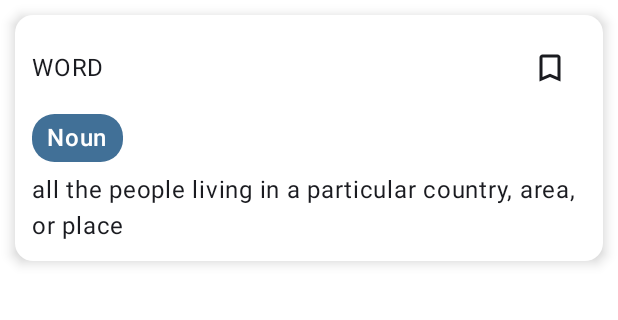
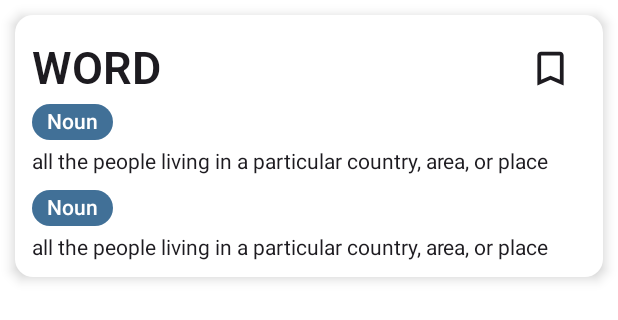
Before and after one commit to nhantq2005/English_Dictionary, an Android app built with Jetpack Compose: the @Preview function PreviewSaveWordItem, on a phone screen of 412 x 824 dp. Shown: the top 320 px of the screen. Run offline under Robolectric (Android 15) with nearby library versions, the phone set to English and light mode, and no system bars.

Commit message:
Custom UI

```diff
--- a/app/build.gradle.kts
+++ b/app/build.gradle.kts
@@ -65,6 +65,7 @@ dependencies {
     // Dagger - Hilt
     implementation("com.google.dagger:hilt-android:2.49")
     implementation("androidx.databinding:adapters:3.2.0-alpha11")
+//    implementation("androidx.compose.material3:material3-android:1.3.1")
     kapt("com.google.dagger:hilt-compiler:2.44")
     kapt("androidx.hilt:hilt-compiler:1.2.0")
     implementation("androidx.hilt:hilt-navigation-compose:1.2.0")
--- a/app/src/main/java/com/example/englishdictionary/feature_dictionary/presentation/components/SaveButton.kt
+++ b/app/src/main/java/com/example/englishdictionary/feature_dictionary/presentation/components/SaveButton.kt
@@ -1,5 +1,6 @@
 package com.example.englishdictionary.feature_dictionary.presentation.components
 
+import androidx.compose.foundation.layout.size
 import androidx.compose.material.icons.Icons
 import androidx.compose.material.icons.filled.Bookmark
 import androidx.compose.material.icons.filled.BookmarkBorder
@@ -10,12 +11,17 @@ import androidx.compose.runtime.getValue
 import androidx.compose.runtime.mutableStateOf
 import androidx.compose.runtime.remember
 import androidx.compose.runtime.setValue
+import androidx.compose.ui.Modifier
 import androidx.compose.ui.graphics.Color
 import androidx.compose.ui.tooling.preview.Preview
+import androidx.compose.ui.unit.Dp
+import androidx.compose.ui.unit.dp
 import com.example.englishdictionary.ui.theme.EnglishDictionaryTheme
 
 @Composable
-fun SaveButton() {
+fun SaveButton(
+    size:Dp
+) {
     var saveButtonState by remember {
         mutableStateOf(false)
     }
@@ -26,12 +32,14 @@ fun SaveButton() {
             Icon(
                 Icons.Default.Bookmark,
                 contentDescription = "Save icon",
-                tint = Color(0xFFF1EA20)
+                tint = Color(0xFFF1EA20),
+                modifier = Modifier.size(size)
             )
         } else {
             Icon(
                 Icons.Default.BookmarkBorder,
-                contentDescription = "Unsave icon"
+                contentDescription = "Unsave icon",
+                modifier = Modifier.size(size)
             )
         }
 
@@ -42,6 +50,6 @@ fun SaveButton() {
 @Composable
 fun ReviewSaveButton() {
     EnglishDictionaryTheme {
-        SaveButton()
+        SaveButton(20.dp)
     }
 }
--- /dev/null
+++ b/app/src/main/java/com/example/englishdictionary/feature_dictionary/presentation/detail_word_screen/DetailViewModel.kt
@@ -0,0 +1,4 @@
+package com.example.englishdictionary.feature_dictionary.presentation.detail_word_screen
+
+class DetailViewModel {
+}
--- /dev/null
+++ b/app/src/main/java/com/example/englishdictionary/feature_dictionary/presentation/main_screen/MainEvent.kt
@@ -0,0 +1,4 @@
+package com.example.englishdictionary.feature_dictionary.presentation.main_screen
+
+class MainEvent {
+}
--- /dev/null
+++ b/app/src/main/java/com/example/englishdictionary/feature_dictionary/presentation/main_screen/MainState.kt
@@ -0,0 +1,4 @@
+package com.example.englishdictionary.feature_dictionary.presentation.main_screen
+
+class MainState {
+}
--- a/app/src/main/java/com/example/englishdictionary/feature_dictionary/presentation/saved_words_screen/components/SaveWordItem.kt
+++ b/app/src/main/java/com/example/englishdictionary/feature_dictionary/presentation/saved_words_screen/components/SavedWordItem.kt
@@ -1,11 +1,9 @@
 package com.example.englishdictionary.feature_dictionary.presentation.saved_words_screen.components
 
 import androidx.compose.foundation.layout.Arrangement
-import androidx.compose.foundation.layout.Box
 import androidx.compose.foundation.layout.Column
 import androidx.compose.foundation.layout.Row
 import androidx.compose.foundation.layout.Spacer
-import androidx.compose.foundation.layout.fillMaxSize
 import androidx.compose.foundation.layout.fillMaxWidth
 import androidx.compose.foundation.layout.padding
 import androidx.compose.foundation.shape.RoundedCornerShape
@@ -19,12 +17,13 @@ import androidx.compose.ui.draw.shadow
 import androidx.compose.ui.graphics.Color
 import androidx.compose.ui.tooling.preview.Preview
 import androidx.compose.ui.unit.dp
+import androidx.compose.ui.unit.sp
 import com.example.englishdictionary.feature_dictionary.presentation.components.PartOfSpeechItem
 import com.example.englishdictionary.feature_dictionary.presentation.components.SaveButton
-import com.example.englishdictionary.ui.theme.EnglishDictionaryTheme
+import com.example.englishdictionary.ui.theme.AppTheme
 
 @Composable
-fun SaveWordItem(){
+fun SavedWordItem(){
     Card(
         modifier = Modifier
             .fillMaxWidth()
@@ -42,10 +41,16 @@ fun SaveWordItem(){
                 horizontalArrangement = Arrangement.SpaceBetween,
                 verticalAlignment = Alignment.CenterVertically
             ) {
-                Text(text = "WORD")
-                SaveButton()
+                Text(
+                    text = "WORD",
+                    style = AppTheme.appTypograhy.word.copy(fontSize = 30.sp)
+                )
+                SaveButton(size = 30.dp)
             }
+            PartOfSpeechItem(partOfSpeech = "Noun")
             Spacer(modifier = Modifier.padding(3.dp))
+            Text(text = "all the people living in a particular country, area, or place")
+            Spacer(modifier = Modifier.padding(5.dp))
             PartOfSpeechItem(partOfSpeech = "Noun")
             Spacer(modifier = Modifier.padding(3.dp))
             Text(text = "all the people living in a particular country, area, or place")
@@ -57,7 +62,7 @@ fun SaveWordItem(){
 @Preview(showBackground = true)
 @Composable
 fun PreviewSaveWordItem(){
-    EnglishDictionaryTheme {
-        SaveWordItem()
+    AppTheme {
+        SavedWordItem()
     }
 }
--- a/app/src/main/java/com/example/englishdictionary/ui/theme/AppColor.kt
+++ b/app/src/main/java/com/example/englishdictionary/ui/theme/AppColor.kt
@@ -13,7 +13,10 @@ data class AppColor(
     val right: Color = Color.Unspecified,
     val wrong: Color = Color.Unspecified,
     val saveButton: Color = Color.Unspecified,
-    val navIcon: Color = Color.Unspecified
+    val navIcon: Color = Color.Unspecified,
+    val flashcard: Color = Color.Unspecified,
+    val selectedItem: Color = Color.Unspecified,
+    val textField:Color = Color.Unspecified
 )
 
 val LocalAppColor = staticCompositionLocalOf {
--- a/app/src/main/java/com/example/englishdictionary/ui/theme/AppTheme.kt
+++ b/app/src/main/java/com/example/englishdictionary/ui/theme/AppTheme.kt
@@ -24,7 +24,7 @@ fun AppTheme(
         ),
         word = TextStyle(
             fontFamily = RobotoFamily,
-            fontWeight = FontWeight.Medium,
+            fontWeight = FontWeight.SemiBold,
             fontSize = 35.sp
         ),
         navLabel = TextStyle(
@@ -41,6 +41,11 @@ fun AppTheme(
             fontFamily = RobotoFamily,
             fontWeight = FontWeight.Normal,
             fontSize = 16.sp
+        ),
+        placeholder = TextStyle(
+            fontFamily = RobotoFamily,
+            fontWeight = FontWeight.Normal,
+            fontSize = 20.sp
         )
     )
 
@@ -54,7 +59,10 @@ fun AppTheme(
         saveButton = Color(0xFFF1EA20),
         right = Color(0xFF36CC00),
         wrong = Color(0xFFEA3323),
-        navIcon = Color(0xFF44464F)
+        navIcon = Color(0xFF44464F),
+        flashcard = Color.White,
+        selectedItem = Color(0xFFC1CFEE),
+        textField = Color(0xFFEDF3FF)
     )
 
     CompositionLocalProvider(
--- a/app/src/main/java/com/example/englishdictionary/ui/theme/AppTypography.kt
+++ b/app/src/main/java/com/example/englishdictionary/ui/theme/AppTypography.kt
@@ -3,13 +3,14 @@ package com.example.englishdictionary.ui.theme
 import androidx.compose.runtime.staticCompositionLocalOf
 import androidx.compose.ui.text.TextStyle
 
-data class AppTypography (
+data class AppTypography(
     val word: TextStyle = TextStyle.Default,
-    val partOfSpeech:TextStyle = TextStyle.Default,
-    val definition:TextStyle= TextStyle.Default,
-    val keyword:TextStyle= TextStyle.Default,
-    val title:TextStyle= TextStyle.Default,
-    val navLabel:TextStyle= TextStyle.Default
+    val partOfSpeech: TextStyle = TextStyle.Default,
+    val definition: TextStyle = TextStyle.Default,
+    val keyword: TextStyle = TextStyle.Default,
+    val title: TextStyle = TextStyle.Default,
+    val navLabel: TextStyle = TextStyle.Default,
+    val placeholder: TextStyle = TextStyle.Default
 )
 
 val LocalAppTypography = staticCompositionLocalOf {
```
Also changed, not shown: app/src/main/java/com/example/englishdictionary/feature_dictionary/presentation/MainActivity.kt (+8 -4 lines), app/src/main/java/com/example/englishdictionary/feature_dictionary/presentation/components/AppBar.kt (+43 -20 lines), app/src/main/java/com/example/englishdictionary/feature_dictionary/presentation/flashcard_screen/FlashCardScreen.kt (+22 -31 lines), app/src/main/java/com/example/englishdictionary/feature_dictionary/presentation/flashcard_screen/components/FlashCard.kt (+8 -6 lines), app/src/main/java/com/example/englishdictionary/feature_dictionary/presentation/main_screen/MainScreen.kt (added, +92 -0 lines), app/src/main/java/com/example/englishdictionary/feature_dictionary/presentation/saved_words_screen/SavedWordEvent.kt (added, +11 -0 lines), app/src/main/java/com/example/englishdictionary/feature_dictionary/presentation/saved_words_screen/SavedWordScreen.kt (added, +98 -0 lines), app/src/main/java/com/example/englishdictionary/feature_dictionary/presentation/saved_words_screen/SavedWordState.kt (added, +9 -0 lines), app/src/main/java/com/example/englishdictionary/feature_dictionary/presentation/saved_words_screen/SavedWordsViewModel.kt (added, +62 -0 lines).
